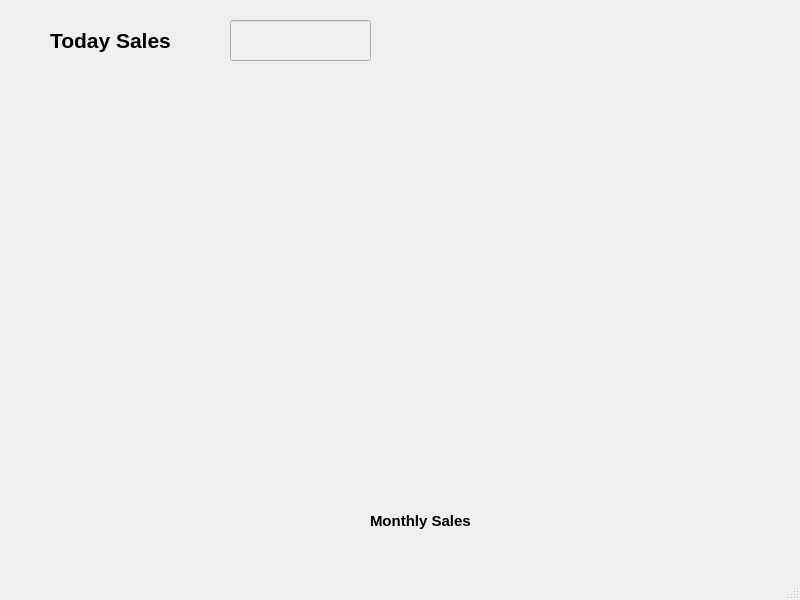
Before: the Qt Designer form Customer/Dashboard.ui in MalikTalha03/Sufi-Traders-DB, drawn with Qt 5.
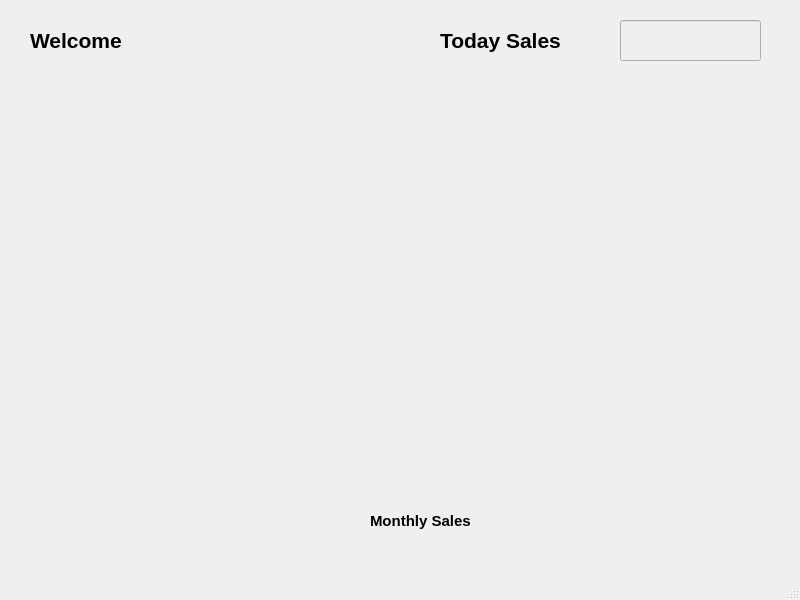
After: the same form once the commit is applied.

Commit message: Update label positions in Customer Dashboard UI

Patch:
```diff
--- a/Customer/Dashboard.ui
+++ b/Customer/Dashboard.ui
@@ -17,7 +17,7 @@
    <widget class="QLabel" name="label">
     <property name="geometry">
      <rect>
-      <x>50</x>
+      <x>440</x>
       <y>20</y>
       <width>131</width>
       <height>41</height>
@@ -49,7 +49,7 @@
     </property>
     <property name="geometry">
      <rect>
-      <x>230</x>
+      <x>620</x>
       <y>20</y>
       <width>141</width>
       <height>41</height>
@@ -75,6 +75,25 @@
      <string>Monthly Sales</string>
     </property>
    </widget>
+   <widget class="QLabel" name="label_3">
+    <property name="geometry">
+     <rect>
+      <x>30</x>
+      <y>20</y>
+      <width>131</width>
+      <height>41</height>
+     </rect>
+    </property>
+    <property name="font">
+     <font>
+      <pointsize>16</pointsize>
+      <bold>true</bold>
+     </font>
+    </property>
+    <property name="text">
+     <string>Welcome</string>
+    </property>
+   </widget>
   </widget>
   <widget class="QStatusBar" name="statusbar"/>
   <action name="actionNew_Order">
```
